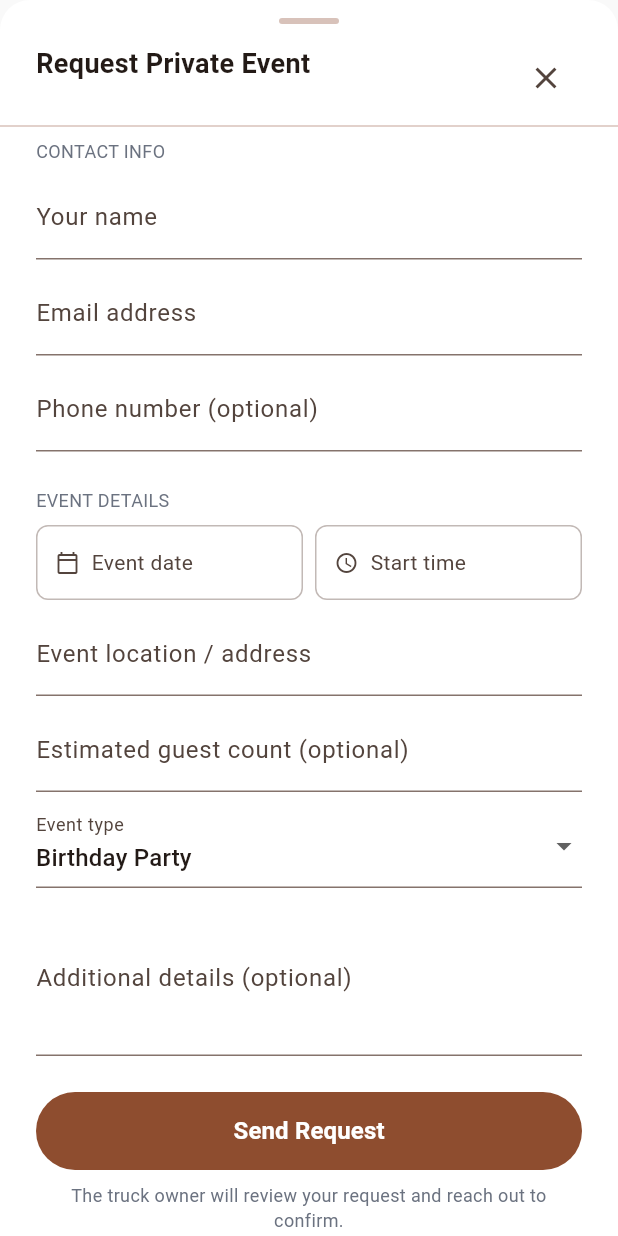
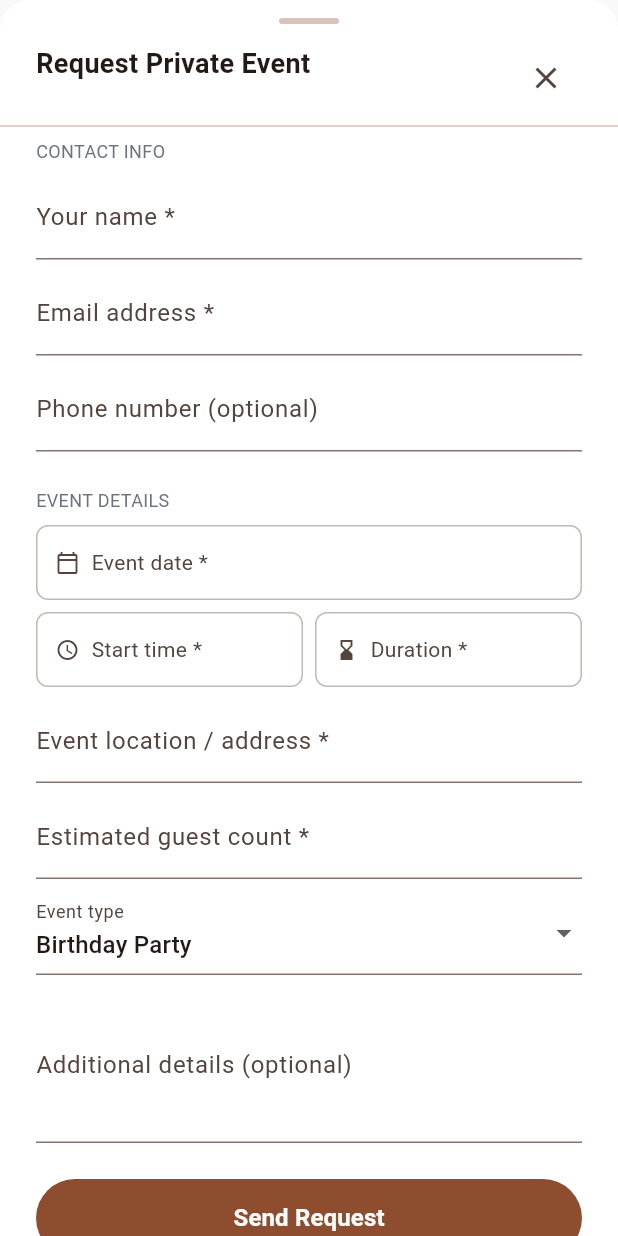
Before and after one commit to johnnydanger12-design/farlo, a Flutter app: the BookTruckSheet widget shown alone on an empty page, opened directly with empty values, on a phone screen of 412 x 824 dp. Run offline on Flutter 3.47's test engine with Material 3 defaults, Android fonts, the phone set to English and light mode, and no system bars; our stand-ins replace firebase_core, firebase_messaging, flutter_map, flutter_riverpod, font_awesome_flutter, geocoding and 7 more; missing offline and left inert: purchases_flutter; accounts and stored records are empty; network calls fail; Roboto replaces fonts that are missing (SF Pro Display).

Commit message:
feat: booking form — duration field, required fields, Dynamic Island fix
- Add duration picker (Start time + Duration side-by-side row, date full-width)
- Duration stored in new DB column; options 1–8 hrs via dialog picker
- Make guest count, name, email, location, date, start time, duration required
- Wrap sheet in SafeArea(top: true) to prevent Dynamic Island cutoff
- Add duration to BookingRequest model and bookings_repository

Co-Authored-By: Claude Sonnet 4.6 <noreply@anthropic.com>

```diff
--- a/lib/features/bookings/models/booking_request.dart
+++ b/lib/features/bookings/models/booking_request.dart
@@ -8,6 +8,7 @@ class BookingRequest {
     this.contactPhone,
     required this.eventDate,
     required this.eventTime,
+    this.duration,
     this.guestCount,
     required this.eventLocation,
     required this.eventType,
@@ -24,6 +25,7 @@ class BookingRequest {
   final String? contactPhone;
   final DateTime eventDate;
   final String eventTime;
+  final String? duration;
   final int? guestCount;
   final String eventLocation;
   final String eventType;
@@ -41,6 +43,7 @@ class BookingRequest {
       contactPhone: map['contact_phone'] as String?,
       eventDate: DateTime.parse(map['event_date'] as String),
       eventTime: map['event_time'] as String,
+      duration: map['duration'] as String?,
       guestCount: map['guest_count'] as int?,
       eventLocation: map['event_location'] as String,
       eventType: map['event_type'] as String,
--- a/lib/features/bookings/repositories/bookings_repository.dart
+++ b/lib/features/bookings/repositories/bookings_repository.dart
@@ -35,6 +35,7 @@ class BookingsRepository {
     String? contactPhone,
     required DateTime eventDate,
     required String eventTime,
+    String? duration,
     int? guestCount,
     required String eventLocation,
     required String eventType,
@@ -50,6 +51,7 @@ class BookingsRepository {
           'contact_phone': ?contactPhone,
           'event_date': eventDate.toIso8601String().substring(0, 10),
           'event_time': eventTime,
+          'duration': ?duration,
           'guest_count': ?guestCount,
           'event_location': eventLocation,
           'event_type': eventType,
--- a/lib/features/bookings/widgets/book_truck_sheet.dart
+++ b/lib/features/bookings/widgets/book_truck_sheet.dart
@@ -7,6 +7,18 @@ import '../../../core/constants/app_text_styles.dart';
 import '../../auth/providers/auth_provider.dart';
 import '../models/booking_request.dart';
 import '../providers/bookings_provider.dart';
+
+const _durations = [
+  '1 hour',
+  '1.5 hours',
+  '2 hours',
+  '2.5 hours',
+  '3 hours',
+  '4 hours',
+  '5 hours',
+  '6 hours',
+  '8 hours',
+];
 
 class BookTruckSheet extends ConsumerStatefulWidget {
   const BookTruckSheet({super.key, required this.truckId, required this.truckName});
@@ -28,6 +40,7 @@ class _BookTruckSheetState extends ConsumerState<BookTruckSheet> {
 
   DateTime? _eventDate;
   TimeOfDay? _eventTime;
+  String? _duration;
   String _eventType = eventTypes.first;
   bool _submitting = false;
 
@@ -71,6 +84,31 @@ class _BookTruckSheetState extends ConsumerState<BookTruckSheet> {
     if (picked != null) setState(() => _eventTime = picked);
   }
 
+  Future<void> _pickDuration() async {
+    final picked = await showDialog<String>(
+      context: context,
+      builder: (ctx) => SimpleDialog(
+        title: const Text('Duration'),
+        children: _durations
+            .map((d) => SimpleDialogOption(
+                  onPressed: () => Navigator.pop(ctx, d),
+                  child: Padding(
+                    padding: const EdgeInsets.symmetric(vertical: 4),
+                    child: Row(
+                      children: [
+                        Expanded(child: Text(d, style: AppTextStyles.label)),
+                        if (_duration == d)
+                          Icon(Icons.check, size: 18, color: Theme.of(ctx).colorScheme.primary),
+                      ],
+                    ),
+                  ),
+                ))
+            .toList(),
+      ),
+    );
+    if (picked != null) setState(() => _duration = picked);
+  }
+
   String _formatDate(DateTime dt) {
     const months = ['Jan', 'Feb', 'Mar', 'Apr', 'May', 'Jun',
                     'Jul', 'Aug', 'Sep', 'Oct', 'Nov', 'Dec'];
@@ -86,14 +124,9 @@ class _BookTruckSheetState extends ConsumerState<BookTruckSheet> {
 
   Future<void> _submit() async {
     if (!_formKey.currentState!.validate()) return;
-    if (_eventDate == null) {
-      _showError('Please select an event date.');
-      return;
-    }
-    if (_eventTime == null) {
-      _showError('Please select an event time.');
-      return;
-    }
+    if (_eventDate == null) { _showError('Please select an event date.'); return; }
+    if (_eventTime == null) { _showError('Please select a start time.'); return; }
+    if (_duration == null) { _showError('Please select a duration.'); return; }
 
     final user = ref.read(authProvider).asData?.value;
     if (user == null) return;
@@ -108,14 +141,13 @@ class _BookTruckSheetState extends ConsumerState<BookTruckSheet> {
         contactPhone: _phoneCtrl.text.trim().isEmpty ? null : _phoneCtrl.text.trim(),
         eventDate: _eventDate!,
         eventTime: _formatTime(_eventTime!),
+        duration: _duration,
         guestCount: int.tryParse(_guestCtrl.text.trim()),
         eventLocation: _locationCtrl.text.trim(),
         eventType: _eventType,
         notes: _notesCtrl.text.trim().isEmpty ? null : _notesCtrl.text.trim(),
       );
-      if (mounted) {
-        Navigator.pop(context, true);
-      }
+      if (mounted) Navigator.pop(context, true);
     } catch (e) {
       if (mounted) {
         setState(() => _submitting = false);
@@ -133,7 +165,10 @@ class _BookTruckSheetState extends ConsumerState<BookTruckSheet> {
   @override
   Widget build(BuildContext context) {
     final isLight = Theme.of(context).brightness == Brightness.light;
-    return Container(
+    return SafeArea(
+      top: true,
+      bottom: false,
+      child: Container(
         decoration: BoxDecoration(
           color: isLight ? Colors.white : Theme.of(context).colorScheme.surface,
           borderRadius: const BorderRadius.vertical(top: Radius.circular(20)),
@@ -187,13 +222,13 @@ class _BookTruckSheetState extends ConsumerState<BookTruckSheet> {
                       _sectionLabel('Contact Info'),
                       _field(
                         controller: _nameCtrl,
-                      label: 'Your name',
+                        label: 'Your name *',
                         validator: (v) => (v == null || v.trim().isEmpty) ? 'Required' : null,
                       ),
                       const SizedBox(height: AppSpacing.sm),
                       _field(
                         controller: _emailCtrl,
-                      label: 'Email address',
+                        label: 'Email address *',
                         keyboardType: TextInputType.emailAddress,
                         validator: (v) {
                           if (v == null || v.trim().isEmpty) return 'Required';
@@ -210,24 +245,32 @@ class _BookTruckSheetState extends ConsumerState<BookTruckSheet> {
                       ),
                       const SizedBox(height: AppSpacing.lg),
                       _sectionLabel('Event Details'),
-                    // Date + Time row
+                      // Date — full width
+                      _PickerTile(
+                        icon: Icons.calendar_today_outlined,
+                        label: _eventDate != null ? _formatDate(_eventDate!) : 'Event date *',
+                        hasValue: _eventDate != null,
+                        onTap: _pickDate,
+                      ),
+                      const SizedBox(height: AppSpacing.sm),
+                      // Start time + Duration side by side
                       Row(
                         children: [
                           Expanded(
                             child: _PickerTile(
-                            icon: Icons.calendar_today_outlined,
-                            label: _eventDate != null ? _formatDate(_eventDate!) : 'Event date',
-                            hasValue: _eventDate != null,
-                            onTap: _pickDate,
+                              icon: Icons.access_time_outlined,
+                              label: _eventTime != null ? _formatTime(_eventTime!) : 'Start time *',
+                              hasValue: _eventTime != null,
+                              onTap: _pickTime,
                             ),
                           ),
                           const SizedBox(width: AppSpacing.sm),
                           Expanded(
                             child: _PickerTile(
-                            icon: Icons.access_time_outlined,
-                            label: _eventTime != null ? _formatTime(_eventTime!) : 'Start time',
-                            hasValue: _eventTime != null,
-                            onTap: _pickTime,
+                              icon: Icons.hourglass_bottom_outlined,
+                              label: _duration ?? 'Duration *',
+                              hasValue: _duration != null,
+                              onTap: _pickDuration,
                             ),
                           ),
                         ],
@@ -235,18 +278,18 @@ class _BookTruckSheetState extends ConsumerState<BookTruckSheet> {
                       const SizedBox(height: AppSpacing.sm),
                       _field(
                         controller: _locationCtrl,
-                      label: 'Event location / address',
+                        label: 'Event location / address *',
                         validator: (v) => (v == null || v.trim().isEmpty) ? 'Required' : null,
                       ),
                       const SizedBox(height: AppSpacing.sm),
                       _field(
                         controller: _guestCtrl,
-                      label: 'Estimated guest count (optional)',
+                        label: 'Estimated guest count *',
                         keyboardType: TextInputType.number,
                         inputFormatters: [FilteringTextInputFormatter.digitsOnly],
+                        validator: (v) => (v == null || v.trim().isEmpty) ? 'Required' : null,
                       ),
                       const SizedBox(height: AppSpacing.sm),
-                    // Event type dropdown
                       DropdownButtonFormField<String>(
                         initialValue: _eventType,
                         decoration: const InputDecoration(labelText: 'Event type'),
@@ -291,6 +334,7 @@ class _BookTruckSheetState extends ConsumerState<BookTruckSheet> {
               ),
             ),
           ],
+        ),
       ),
     );
   }
```
Lines whose indentation alone changed are shown as unchanged.
